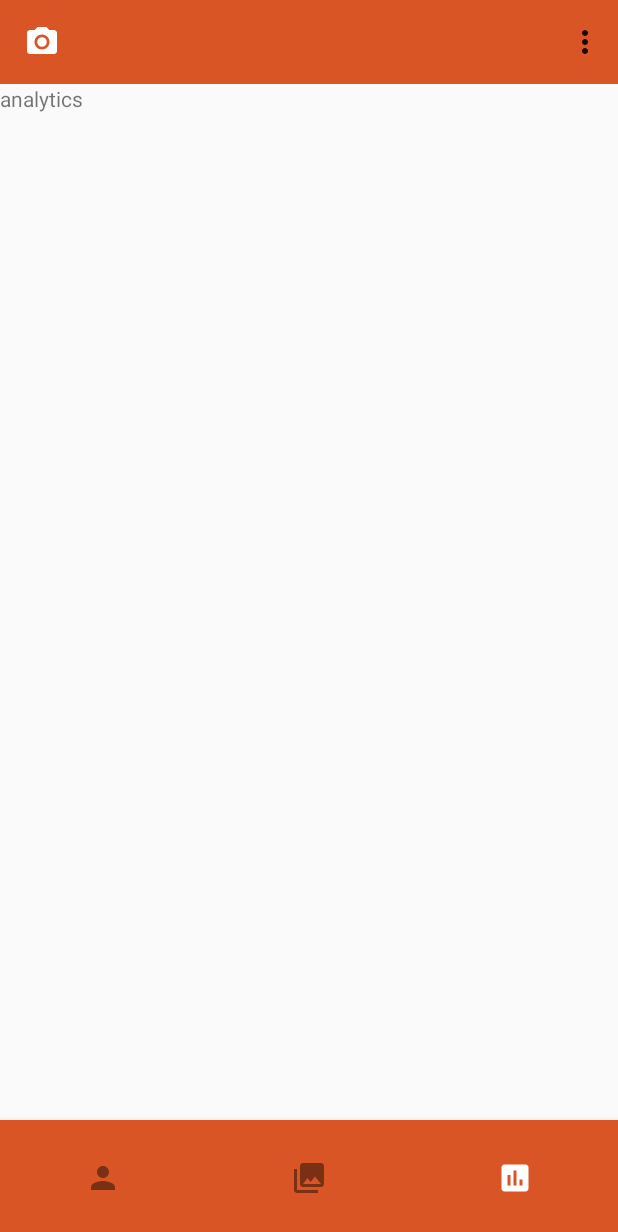
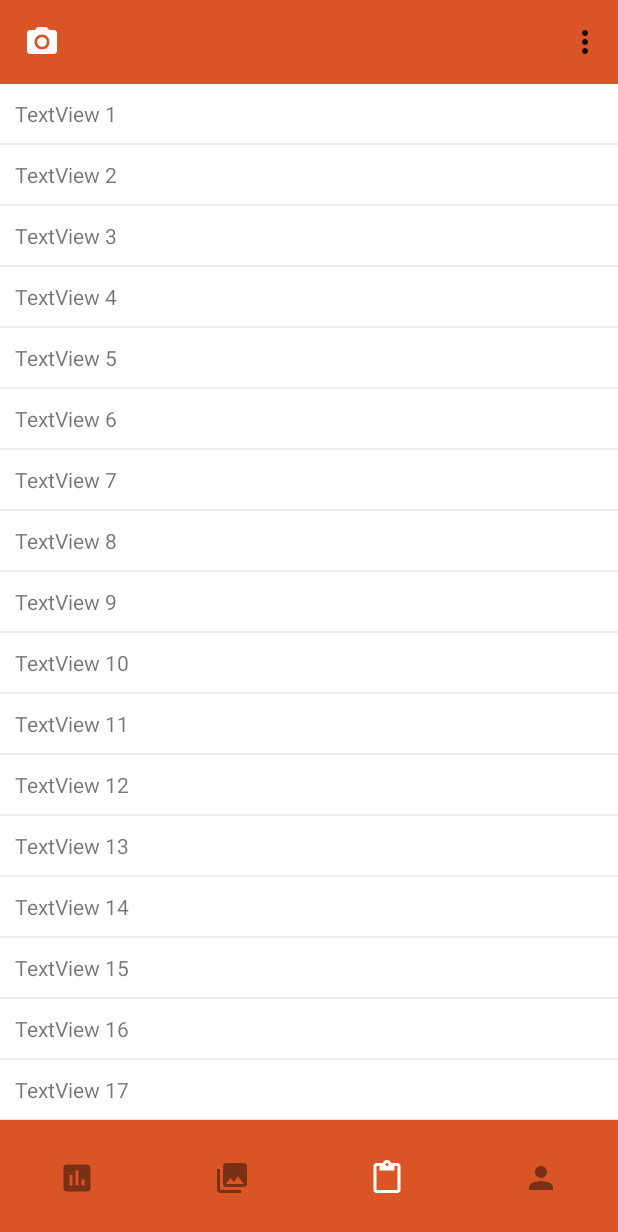
Before and after one commit to Tarte0/Echanson, an Android app: the screen it shows after launch once a user with an empty profile is signed in (MainActivity), item 3 of the bottom bar chosen, on a phone screen of 412 x 824 dp. Shown: the top 1232 px of the screen. Run offline under Robolectric (Android 15) with nearby library versions, the phone set to English and light mode, and no system bars; our stand-ins replace Firebase (no records; nobody signed in at launch, a user with empty details on screens opened directly).

Commit message:
added menu reordered bottom navbar created recycler view with test data

```diff
--- a/app/src/main/AndroidManifest.xml
+++ b/app/src/main/AndroidManifest.xml
@@ -47,7 +47,6 @@
         <activity android:name=".activities.ClassifierActivity" />
         <activity android:name=".activities.MainActivity" />
         <activity android:name=".activities.ForgotPasswordActivity" />
-        <activity android:name=".activities.HealthParamsActivity"></activity>
     </application>
 
 </manifest>
--- a/app/src/main/java/stev/echanson/activities/MainActivity.java
+++ b/app/src/main/java/stev/echanson/activities/MainActivity.java
@@ -22,17 +22,20 @@ import java.util.List;
 import stev.echanson.R;
 import stev.echanson.fragments.AnalyticsFragment;
 import stev.echanson.fragments.GalleryFragment;
+import stev.echanson.fragments.HealthConcernsFragment;
 import stev.echanson.fragments.ProfileFragment;
 
 public class MainActivity extends AppCompatActivity {
-    ViewPager viewPager;
-    ProfileFragment pf;
-    GalleryFragment gf;
-    AnalyticsFragment af;
+    private ViewPager viewPager;
+    private ProfileFragment pf;
+    private GalleryFragment gf;
+    private AnalyticsFragment af;
+    private HealthConcernsFragment hcf;
 
-    LinearLayout mainLinearLayout;
-    Toolbar toolbar;
-    ImageButton toolbarCameraButton;
+    private LinearLayout mainLinearLayout;
+    private Toolbar toolbar;
+    private ImageButton toolbarCameraButton;
+
 
     @Override
     protected void onCreate(Bundle savedInstanceState) {
@@ -47,7 +50,7 @@ public class MainActivity extends AppCompatActivity {
             @Override
             public boolean onNavigationItemSelected(@NonNull MenuItem item) {
                 switch (item.getItemId()) {
-                    case R.id.bottom_nav_profile:
+                    case R.id.bottom_nav_analytics:
                         viewPager.setCurrentItem(0);
                         item.setChecked(true);
                         break;
@@ -55,8 +58,12 @@ public class MainActivity extends AppCompatActivity {
                         viewPager.setCurrentItem(1);
                         item.setChecked(true);
                         break;
-                    case R.id.bottom_nav_analytics:
+                    case R.id.bottom_nav_health:
                         viewPager.setCurrentItem(2);
+                        item.setChecked(true);
+                        break;
+                    case R.id.bottom_nav_profile:
+                        viewPager.setCurrentItem(3);
                         item.setChecked(true);
                         break;
                 }
@@ -82,16 +89,21 @@ public class MainActivity extends AppCompatActivity {
     }
 
     private void setupViewPager(ViewPager viewPager) {
+
+
+        af = new AnalyticsFragment();
+        af.setVp(viewPager);
+        gf = new GalleryFragment();
+        gf.setVp(viewPager);
+        hcf = new HealthConcernsFragment();
+        hcf.setVp(viewPager);
         pf = new ProfileFragment();
         pf.setVp(viewPager);
-        gf = new GalleryFragment();
-        gf.setVp(viewPager);
-        af = new AnalyticsFragment();
-        af.setVp(viewPager);
         Adapter adapter = new Adapter(getSupportFragmentManager());
+        adapter.addFragment(af, "Analytics");
+        adapter.addFragment(gf, "Gallery");
+        adapter.addFragment(hcf, "Health Concerns");
         adapter.addFragment(pf, "Profile");
-        adapter.addFragment(gf, "Gallery");
-        adapter.addFragment(af, "Analytics");
         viewPager.setAdapter(adapter);
     }
 
--- a/app/src/main/java/stev/echanson/adapters/RecyclerViewAdapter.java
+++ b/app/src/main/java/stev/echanson/adapters/RecyclerViewAdapter.java
@@ -53,7 +53,7 @@ public class RecyclerViewAdapter extends RecyclerView.Adapter<RecyclerViewAdapte
         private MyViewHolder(View itemView) {
             super(itemView);
             view = itemView;
-            //textView = itemView.findViewById(R.id.text_view_recycler_view);
+            textView = itemView.findViewById(R.id.text_view);
         }
     }
 }
--- /dev/null
+++ b/app/src/main/java/stev/echanson/fragments/HealthConcernsFragment.java
@@ -0,0 +1,54 @@
+package stev.echanson.fragments;
+
+import android.os.Bundle;
+import android.support.v4.app.Fragment;
+import android.support.v4.view.ViewPager;
+import android.support.v7.widget.LinearLayoutManager;
+import android.support.v7.widget.RecyclerView;
+import android.view.LayoutInflater;
+import android.view.View;
+import android.view.ViewGroup;
+
+import java.util.ArrayList;
+import java.util.List;
+
+import stev.echanson.R;
+import stev.echanson.adapters.RecyclerViewAdapter;
+import stev.echanson.classes.Model;
+
+public class HealthConcernsFragment extends Fragment {
+    private ViewPager viewPager;
+    private View mainView;
+
+    private List<Model> mModelList;
+    private RecyclerView mRecyclerView;
+    private RecyclerView.Adapter mAdapter;
+
+    public View onCreateView(LayoutInflater inflater, ViewGroup container,
+                             Bundle savedInstanceState) {
+        if (mainView == null) {
+            mainView = inflater.inflate(R.layout.view_page_health_concerns, null);
+        }
+
+        mRecyclerView = mainView.findViewById(R.id.recycler_view_ms);
+        mAdapter = new RecyclerViewAdapter(getListData());
+        LinearLayoutManager manager = new LinearLayoutManager(mainView.getContext());
+        mRecyclerView.setHasFixedSize(true);
+        mRecyclerView.setLayoutManager(manager);
+        mRecyclerView.setAdapter(mAdapter);
+
+        return mainView;
+    }
+
+    private List<Model> getListData() {
+        mModelList = new ArrayList<>();
+        for (int i = 1; i <= 25; i++) {
+            mModelList.add(new Model("TextView " + i));
+        }
+        return mModelList;
+    }
+
+    public void setVp(ViewPager viewPager) {
+        this.viewPager = viewPager;
+    }
+}
--- /dev/null
+++ b/app/src/main/res/drawable/health_concerns.xml
@@ -0,0 +1,9 @@
+<vector xmlns:android="http://schemas.android.com/apk/res/android"
+        android:width="24dp"
+        android:height="24dp"
+        android:viewportWidth="24.0"
+        android:viewportHeight="24.0">
+    <path
+        android:fillColor="#FF000000"
+        android:pathData="M19,2h-4.18C14.4,0.84 13.3,0 12,0c-1.3,0 -2.4,0.84 -2.82,2L5,2c-1.1,0 -2,0.9 -2,2v16c0,1.1 0.9,2 2,2h14c1.1,0 2,-0.9 2,-2L21,4c0,-1.1 -0.9,-2 -2,-2zM12,2c0.55,0 1,0.45 1,1s-0.45,1 -1,1 -1,-0.45 -1,-1 0.45,-1 1,-1zM19,20L5,20L5,4h2v3h10L17,4h2v16z"/>
+</vector>
--- a/app/src/main/res/layout/item_row_recycler_view.xml
+++ b/app/src/main/res/layout/item_row_recycler_view.xml
@@ -1,6 +1,18 @@
 <?xml version="1.0" encoding="utf-8"?>
-<android.support.constraint.ConstraintLayout
-    xmlns:android="http://schemas.android.com/apk/res/android" android:layout_width="match_parent"
-    android:layout_height="match_parent">
+<LinearLayout xmlns:android="http://schemas.android.com/apk/res/android"
+    xmlns:tools="http://schemas.android.com/tools"
+    android:layout_width="match_parent"
+    android:layout_height="wrap_content"
+    android:layout_marginBottom="1dp"
+    android:background="#FFF"
+    android:clickable="true"
+    android:orientation="vertical">
 
-</android.support.constraint.ConstraintLayout>
+    <TextView
+        android:id="@+id/text_view"
+        android:layout_width="match_parent"
+        android:layout_height="wrap_content"
+        android:padding="10dp"
+        tools:text="TextView" />
+
+</LinearLayout>
--- a/app/src/main/res/layout/text_view_recycler_view.xml
+++ /dev/null
@@ -1,6 +0,0 @@
-<?xml version="1.0" encoding="utf-8"?>
-<android.support.constraint.ConstraintLayout
-    xmlns:android="http://schemas.android.com/apk/res/android" android:layout_width="match_parent"
-    android:layout_height="match_parent">
-
-</android.support.constraint.ConstraintLayout>
--- /dev/null
+++ b/app/src/main/res/layout/view_page_health_concerns.xml
@@ -0,0 +1,13 @@
+<?xml version="1.0" encoding="utf-8"?>
+<RelativeLayout xmlns:android="http://schemas.android.com/apk/res/android"
+    xmlns:app="http://schemas.android.com/apk/res-auto"
+    android:layout_width="match_parent"
+    android:layout_height="match_parent"
+    android:background="#EEE">
+
+    <android.support.v7.widget.RecyclerView
+        android:id="@+id/recycler_view_ms"
+        android:layout_width="match_parent"
+        android:layout_height="match_parent" />
+
+</RelativeLayout>
--- a/app/src/main/res/menu/navigation_items.xml
+++ b/app/src/main/res/menu/navigation_items.xml
@@ -1,15 +1,19 @@
 <?xml version="1.0" encoding="utf-8"?>
 <menu xmlns:android="http://schemas.android.com/apk/res/android">
     <item
-        android:id="@+id/bottom_nav_profile"
-        android:title="Profile"
-        android:icon="@drawable/person"/>
+        android:id="@+id/bottom_nav_analytics"
+        android:title="Analytics"
+        android:icon="@drawable/chart"/>
     <item
         android:id="@+id/bottom_nav_gallery"
         android:title="Galery"
         android:icon="@drawable/gallery"/>
     <item
-        android:id="@+id/bottom_nav_analytics"
-        android:title="Analytics"
-        android:icon="@drawable/chart"/>
+        android:id="@+id/bottom_nav_health"
+        android:title="healthConcern"
+        android:icon="@drawable/health_concerns"/>
+    <item
+        android:id="@+id/bottom_nav_profile"
+        android:title="Profile"
+        android:icon="@drawable/person"/>
 </menu>
```
Also changed, not shown: app/src/main/java/stev/echanson/activities/HealthParamsActivity.java (deleted, +0 -40 lines), app/src/main/res/layout/activity_health_params.xml (deleted, +0 -9 lines).
